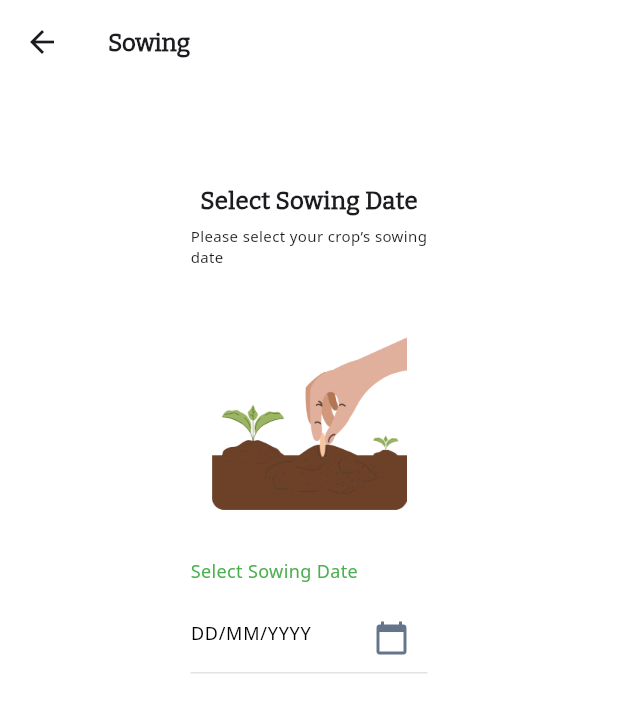
After one commit to Vikank/agrisarathi, a Flutter app: the SelectSowing screen opened directly, on a phone screen of 412 x 824 dp. The commit adds this screen. Shown: the top 713 px of the screen. Run offline on Flutter 3.47's test engine with Material 3 defaults, Android fonts, the phone set to English and light mode, and no system bars; our stand-ins replace audioplayers, cached_network_image, carousel_slider, chewie, flutter_secure_storage, fluttertoast and 9 more; missing offline and left inert: dart:ffi, tutorial_coach_mark, video_compress, video_thumbnail; accounts and stored records are empty; network calls fail.

Commit message:
pop started with design.

```diff
--- /dev/null
+++ b/lib/controllers/farmer/vegetable_sowing_controller.dart
@@ -0,0 +1,22 @@
+import 'package:flutter/material.dart';
+import 'package:get/get.dart';
+import 'package:intl/intl.dart';
+
+class VegetableSowingController extends GetxController {
+  var selectedDate = ''.obs;
+
+  // Method to pick a date and update the controller's state
+  Future<void> pickDate(BuildContext context) async {
+    DateTime now = DateTime.now();
+    DateTime? pickedDate = await showDatePicker(
+      context: context,
+      initialDate: now,
+      firstDate: DateTime(now.year - 1),
+      lastDate: DateTime(now.year + 1),
+    );
+
+    if (pickedDate != null) {
+      selectedDate.value = DateFormat('dd/MM/yyyy').format(pickedDate);
+    }
+  }
+}
--- /dev/null
+++ b/lib/screens/farmer/production/vegetable_production/select_sowing.dart
@@ -0,0 +1,104 @@
+import 'package:flutter/material.dart';
+import 'package:get/get.dart';
+
+import '../../../../controllers/farmer/vegetable_sowing_controller.dart';
+
+class SelectSowing extends StatelessWidget {
+  VegetableSowingController controller = Get.put(VegetableSowingController());
+
+  @override
+  Widget build(BuildContext context) {
+    return Scaffold(
+      backgroundColor: Colors.white,
+      appBar: AppBar(
+        backgroundColor: Colors.white,
+        title: Text(
+          "sowing".tr,
+          style: TextStyle(
+              fontSize: 16, fontWeight: FontWeight.w700, fontFamily: "Bitter"),
+        ),
+      ),
+      body: Center(
+        child: Container(
+          width: 190,
+          padding: const EdgeInsets.all(16.0),
+          child: Column(
+            crossAxisAlignment: CrossAxisAlignment.start,
+            children: [
+              SizedBox(
+                height: 50,
+              ),
+              Center(
+                  child: Text(
+                "sowing_date".tr,
+                style: TextStyle(
+                    fontFamily: "Bitter",
+                    fontSize: 16,
+                    fontWeight: FontWeight.w700),
+              )),
+              SizedBox(
+                height: 5,
+              ),
+              Center(
+                  child: Text(
+                "sowing_date_des".tr,
+                style: TextStyle(
+                    fontFamily: "NotoSans",
+                    fontSize: 10,
+                    fontWeight: FontWeight.w400),
+              )),
+              SizedBox(
+                height: 32,
+              ),
+              Center(
+                  child: Image.asset(
+                "assets/images/sowing_image.png",
+                height: 130,
+                width: 130,
+              )),
+              SizedBox(
+                height: 32,
+              ),
+              Text(
+                "sowing_date".tr,
+                style: TextStyle(
+                    fontFamily: "NotoSans",
+                    fontSize: 12,
+                    fontWeight: FontWeight.w400,
+                    color: Colors.green),
+              ),
+              SizedBox(
+                height: 12,
+              ),
+              GestureDetector(
+                onTap: () =>
+                    controller.pickDate(context), // Open date picker on tap
+                child: Obx(
+                  () => TextFormField(
+                    enabled: false, // Disable input to make it tappable only
+                    decoration: InputDecoration(
+                      hintText: controller.selectedDate.value.isEmpty
+                          ? 'DD/MM/YYYY'
+                          : controller.selectedDate.value,
+                      hintStyle: TextStyle(
+                          fontFamily: "NotoSans",
+                          fontSize: 12,
+                          fontWeight: FontWeight.w400,
+                          color: Colors.black),
+                      suffixIcon: Icon(
+                        Icons.calendar_today,
+                        color: Color(0xff64748B),
+                      ),
+                      border: const UnderlineInputBorder(
+                          borderSide: BorderSide(color: Color(0xff959CA3))),
+                    ),
+                  ),
+                ),
+              ),
+            ],
+          ),
+        ),
+      ),
+    );
+  }
+}
--- a/lib/utils/messages_translation.dart
+++ b/lib/utils/messages_translation.dart
@@ -326,6 +326,10 @@ class MessagesTranslation extends Translations{
       "MOP" : "MOP",
       "NPK" : "NPK (kg/ha)",
       "Price_Req" : "Price Req. (Rs)",
+      "Choose_category" : "Choose Category",
+      "sowing" : "Sowing",
+      "sowing_date" : "Select Sowing Date",
+      "sowing_date_des" : "Please select your crop’s sowing date"
     },
     'hi_IN': {
       "Recommended_Products": "उपयोग किए गए सुझावात्मक उत्पाद",
@@ -653,6 +657,10 @@ class MessagesTranslation extends Translations{
       "MOP" : "एमओपी",
       "NPK" : "एनपीके (किलो/हेक्टेयर)",
       "Price_Req" : "मूल्य अनुरोध. (रु.)",
+      "Choose_category" : "श्रेणी चुनें",
+      "sowing" : "बुआई",
+      "sowing_date" : "बुआई की तारीख चुनें",
+      "sowing_date_des" : "कृपया अपनी फसल की बुआई की तारीख चुनें"
     },
   };
 }
```
Also changed, not shown: lib/controllers/farmer/crop_category_controller.dart (added, +12 -0 lines), lib/screens/farmer/dashboard/farmer_dashboard_widget.dart (+8 -2 lines), lib/screens/farmer/production/choose_crop_category.dart (added, +162 -0 lines), lib/screens/farmer/production/choose_farm_production.dart (added, +157 -0 lines), assets/images/cereals_cat.png (added), assets/images/fruit_cat.png (added), assets/images/oilseed_cat.png (added), assets/images/pulses_cat.png (added), assets/images/sowing_image.png (added), assets/images/vegetable_cat.png (added).
